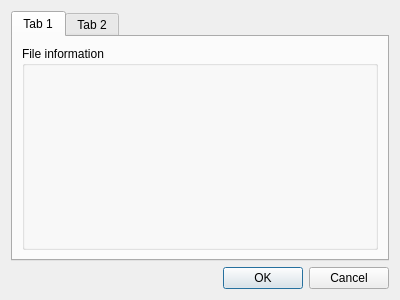
Old version of the form fpropsdialog.ui in the repository vvd7683/SimScanner.
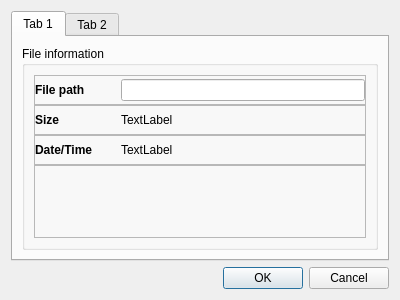
New version of the form.

What changed in the file:
```diff
--- a/fpropsdialog.ui
+++ b/fpropsdialog.ui
@@ -29,6 +29,210 @@
          <property name="title">
           <string>File information</string>
          </property>
+         <layout class="QVBoxLayout" name="verticalLayout_3">
+          <property name="spacing">
+           <number>0</number>
+          </property>
+          <item>
+           <widget class="QFrame" name="frame">
+            <property name="maximumSize">
+             <size>
+              <width>16777215</width>
+              <height>30</height>
+             </size>
+            </property>
+            <property name="frameShape">
+             <enum>QFrame::StyledPanel</enum>
+            </property>
+            <property name="frameShadow">
+             <enum>QFrame::Raised</enum>
+            </property>
+            <layout class="QHBoxLayout" name="horizontalLayout">
+             <property name="spacing">
+              <number>6</number>
+             </property>
+             <property name="leftMargin">
+              <number>0</number>
+             </property>
+             <property name="topMargin">
+              <number>0</number>
+             </property>
+             <property name="rightMargin">
+              <number>0</number>
+             </property>
+             <property name="bottomMargin">
+              <number>0</number>
+             </property>
+             <item>
+              <widget class="QLabel" name="lFilePath">
+               <property name="minimumSize">
+                <size>
+                 <width>80</width>
+                 <height>0</height>
+                </size>
+               </property>
+               <property name="maximumSize">
+                <size>
+                 <width>80</width>
+                 <height>16777215</height>
+                </size>
+               </property>
+               <property name="font">
+                <font>
+                 <weight>75</weight>
+                 <bold>true</bold>
+                </font>
+               </property>
+               <property name="text">
+                <string>File path</string>
+               </property>
+              </widget>
+             </item>
+             <item>
+              <widget class="QLineEdit" name="leFilePathVal">
+               <property name="readOnly">
+                <bool>true</bool>
+               </property>
+              </widget>
+             </item>
+            </layout>
+           </widget>
+          </item>
+          <item>
+           <widget class="QFrame" name="frame_2">
+            <property name="maximumSize">
+             <size>
+              <width>16777215</width>
+              <height>30</height>
+             </size>
+            </property>
+            <property name="frameShape">
+             <enum>QFrame::StyledPanel</enum>
+            </property>
+            <property name="frameShadow">
+             <enum>QFrame::Raised</enum>
+            </property>
+            <layout class="QHBoxLayout" name="horizontalLayout_2">
+             <property name="leftMargin">
+              <number>0</number>
+             </property>
+             <property name="topMargin">
+              <number>0</number>
+             </property>
+             <property name="rightMargin">
+              <number>0</number>
+             </property>
+             <property name="bottomMargin">
+              <number>0</number>
+             </property>
+             <item>
+              <widget class="QLabel" name="label_3">
+               <property name="maximumSize">
+                <size>
+                 <width>80</width>
+                 <height>16777215</height>
+                </size>
+               </property>
+               <property name="font">
+                <font>
+                 <weight>75</weight>
+                 <bold>true</bold>
+                </font>
+               </property>
+               <property name="text">
+                <string>Size</string>
+               </property>
+              </widget>
+             </item>
+             <item>
+              <widget class="QLabel" name="label_4">
+               <property name="text">
+                <string>TextLabel</string>
+               </property>
+              </widget>
+             </item>
+            </layout>
+           </widget>
+          </item>
+          <item>
+           <widget class="QFrame" name="frame_3">
+            <property name="maximumSize">
+             <size>
+              <width>16777215</width>
+              <height>30</height>
+             </size>
+            </property>
+            <property name="frameShape">
+             <enum>QFrame::StyledPanel</enum>
+            </property>
+            <property name="frameShadow">
+             <enum>QFrame::Raised</enum>
+            </property>
+            <layout class="QHBoxLayout" name="horizontalLayout_3">
+             <property name="leftMargin">
+              <number>0</number>
+             </property>
+             <property name="topMargin">
+              <number>0</number>
+             </property>
+             <property name="rightMargin">
+              <number>0</number>
+             </property>
+             <property name="bottomMargin">
+              <number>0</number>
+             </property>
+             <item>
+              <widget class="QLabel" name="label_5">
+               <property name="maximumSize">
+                <size>
+                 <width>80</width>
+                 <height>16777215</height>
+                </size>
+               </property>
+               <property name="font">
+                <font>
+                 <weight>75</weight>
+                 <bold>true</bold>
+                </font>
+               </property>
+               <property name="text">
+                <string>Date/Time</string>
+               </property>
+              </widget>
+             </item>
+             <item>
+              <widget class="QLabel" name="label_6">
+               <property name="text">
+                <string>TextLabel</string>
+               </property>
+              </widget>
+             </item>
+            </layout>
+           </widget>
+          </item>
+          <item>
+           <widget class="QFrame" name="frame_4">
+            <property name="minimumSize">
+             <size>
+              <width>0</width>
+              <height>0</height>
+             </size>
+            </property>
+            <property name="maximumSize">
+             <size>
+              <width>16777215</width>
+              <height>200</height>
+             </size>
+            </property>
+            <property name="frameShape">
+             <enum>QFrame::StyledPanel</enum>
+            </property>
+            <property name="frameShadow">
+             <enum>QFrame::Raised</enum>
+            </property>
+           </widget>
+          </item>
+         </layout>
         </widget>
        </item>
       </layout>
```
